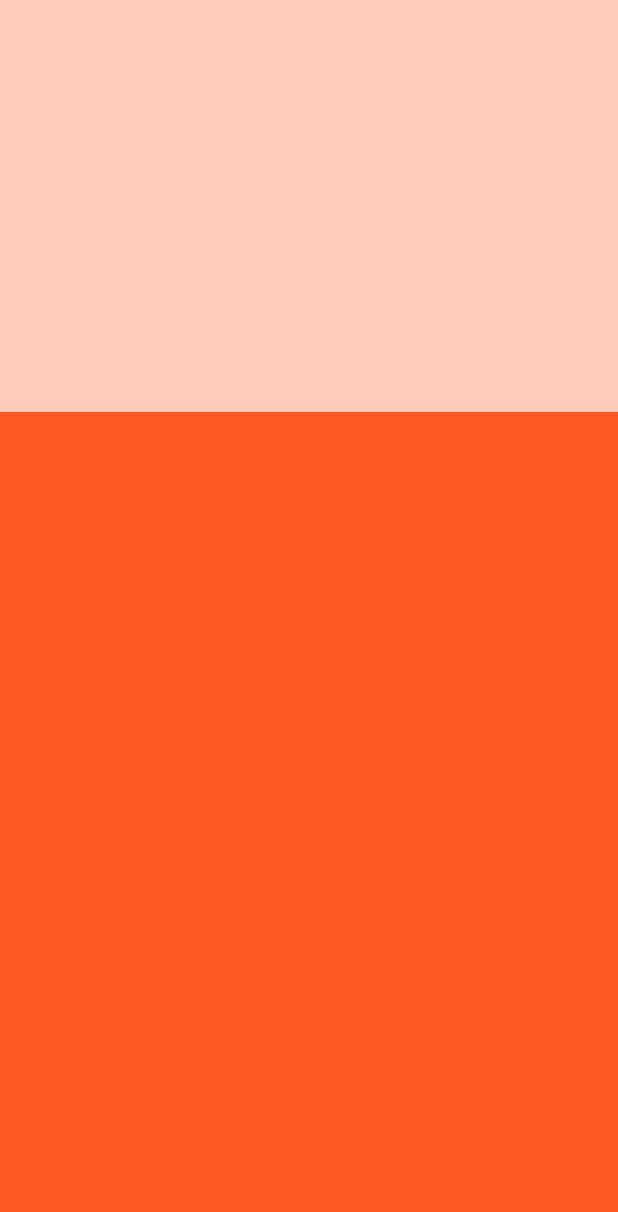
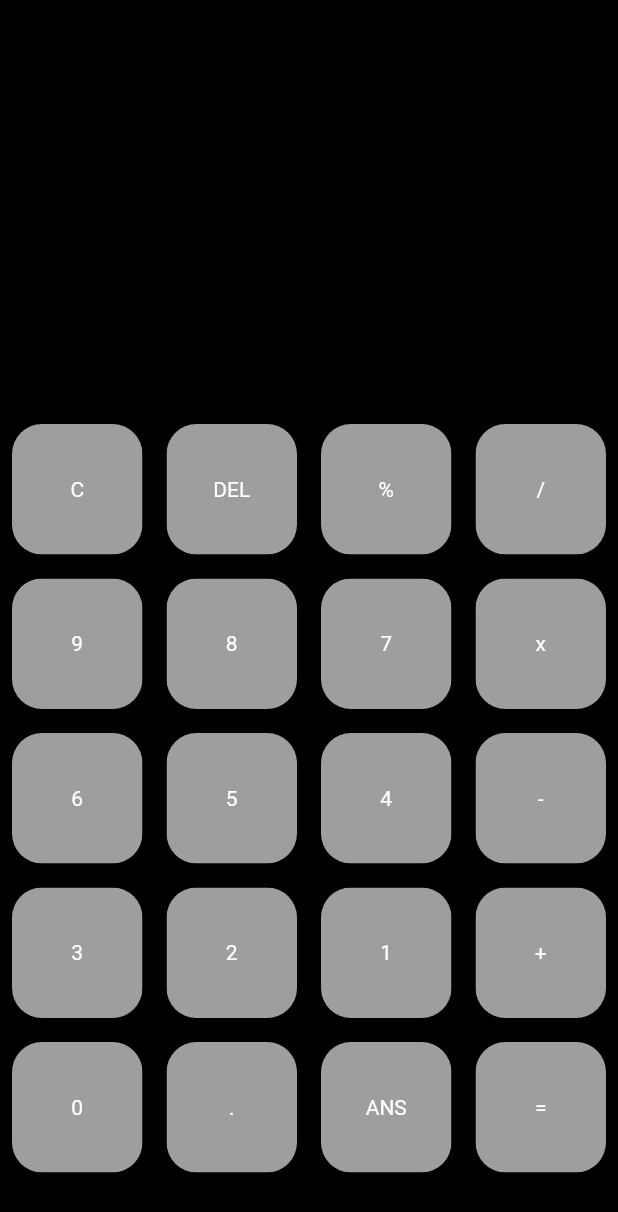
Before and after one commit to aayushkoirala/calculator, a Flutter app: the screen it shows after launch, on a phone screen of 412 x 824 dp. Shown: the top 1212 px of the screen. Run offline on Flutter 3.47's test engine with Material 2 defaults, Android fonts, the phone set to English and light mode, and no system bars.

Commit message:
added buttons

```diff
--- /dev/null
+++ b/lib/buttons.dart
@@ -0,0 +1,23 @@
+import 'package:flutter/material.dart';
+
+class MyButton extends StatelessWidget {
+  final color;
+  final textColor;
+  final String buttonText;
+
+  MyButton({this.color, this.textColor, this.buttonText = ""});
+
+  @override
+  Widget build(BuildContext context) {
+    return Padding(
+      padding: const EdgeInsets.all(8.0),
+      child: ClipRRect(
+      borderRadius:  BorderRadius.circular(20),
+      child: Container(
+        color:  color,
+        child: Center(child: Text(buttonText, style: TextStyle(color: textColor),),),
+      ),
+      ),
+    );
+  }
+}
--- a/lib/main.dart
+++ b/lib/main.dart
@@ -1,3 +1,4 @@
+import 'package:calculator/buttons.dart';
 import 'package:flutter/material.dart';
 
 void main() {
@@ -9,7 +10,7 @@ class MyApp extends StatelessWidget {
   @override
   Widget build(BuildContext context) {
     return MaterialApp(
-      debugShowCheckedModeBanner:  false,
+      debugShowCheckedModeBanner: false,
       home: HomePage(),
     );
   }
@@ -21,10 +22,33 @@ class HomePage extends StatefulWidget {
 }
 
 class _HomePageState extends State<HomePage> {
+  final List<String> buttons = [
+    'C',
+    'DEL',
+    '%',
+    '/',
+    '9',
+    '8',
+    '7',
+    'x',
+    '6',
+    '5',
+    '4',
+    '-',
+    '3',
+    '2',
+    '1',
+    '+',
+    '0',
+    '.',
+    'ANS',
+    '=',
+  ];
+
   @override
-  Widget build(BuildContext context){
+  Widget build(BuildContext context) {
     return Scaffold(
-      backgroundColor: Colors.deepOrange[100],
+      backgroundColor: Colors.black,
       body: Column(
         children: <Widget>[
           Expanded(
@@ -32,10 +56,22 @@ class _HomePageState extends State<HomePage> {
           ),
           Expanded(
             flex: 2,
-            child: Container(color: Colors.deepOrange,),
+            child: Container(
+              child: GridView.builder(
+                  itemCount: buttons.length,
+                  gridDelegate: SliverGridDelegateWithFixedCrossAxisCount(
+                      crossAxisCount: 4),
+                  itemBuilder: (BuildContext context, int index) {
+                    return MyButton(
+                      buttonText: buttons[index],
+                      color: Colors.grey,
+                      textColor: Colors.white,
+                    );
+                  }),
+            ),
           ),
         ],
-      )
+      ),
     );
   }
 }
```
